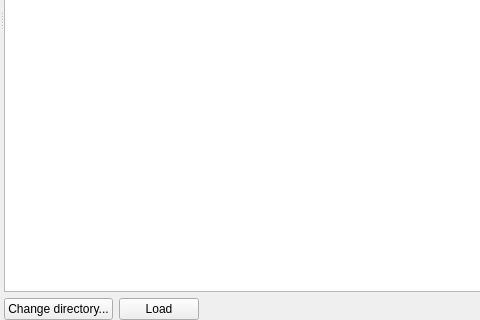
The window that ufit/gui/browse.ui (McStasMcXtrace/ufit) describes before a commit, drawn with Qt 5; both pictures show x 0 to 480 and y 280 to 600 of the 836 by 600 pixel window.
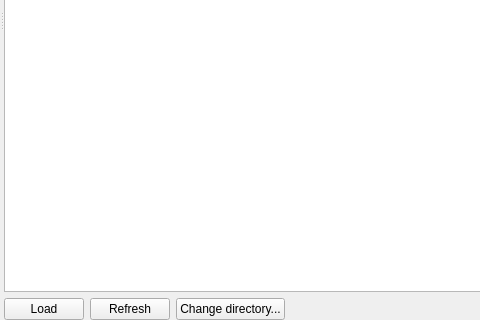
The same window after the commit. Icons and pictures are not drawn.

Commit message: browse: implement "refresh" and "change dir" buttons

```diff
--- a/ufit/gui/browse.ui
+++ b/ufit/gui/browse.ui
@@ -50,17 +50,6 @@
         </item>
         <item>
          <layout class="QHBoxLayout" name="horizontalLayout">
-          <item>
-           <widget class="QPushButton" name="dirBtn">
-            <property name="text">
-             <string>Change directory...</string>
-            </property>
-            <property name="icon">
-             <iconset resource="../../resource/gui.qrc">
-              <normaloff>:/folder-open.png</normaloff>:/folder-open.png</iconset>
-            </property>
-           </widget>
-          </item>
           <item>
            <widget class="QPushButton" name="loadBtn">
             <property name="text">
@@ -72,6 +61,28 @@
             </property>
            </widget>
           </item>
+          <item>
+           <widget class="QPushButton" name="refreshBtn">
+            <property name="text">
+             <string>Refresh</string>
+            </property>
+            <property name="icon">
+             <iconset resource="../../resource/gui.qrc">
+              <normaloff>:/arrow-circle-double.png</normaloff>:/arrow-circle-double.png</iconset>
+            </property>
+           </widget>
+          </item>
+          <item>
+           <widget class="QPushButton" name="dirBtn">
+            <property name="text">
+             <string>Change directory...</string>
+            </property>
+            <property name="icon">
+             <iconset resource="../../resource/gui.qrc">
+              <normaloff>:/folder-open.png</normaloff>:/folder-open.png</iconset>
+            </property>
+           </widget>
+          </item>
           <item>
            <spacer name="horizontalSpacer">
             <property name="orientation">
```
Left out of the diff: 2 changed lines with no effect on the pictures. The commit also changes 4 other files.
